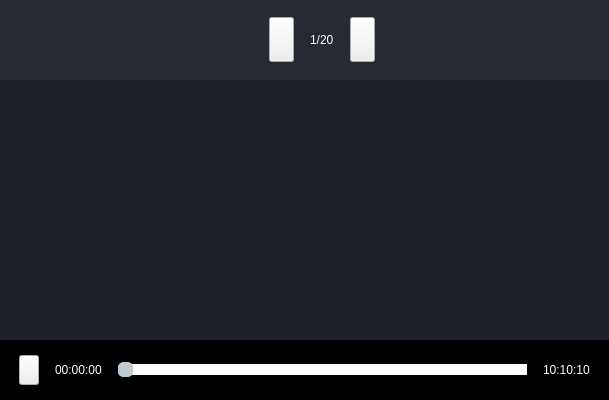
First picture: the form in widgets/viewer/videoplayer.ui, repository wyc15002105071/Recorder, before the edit.
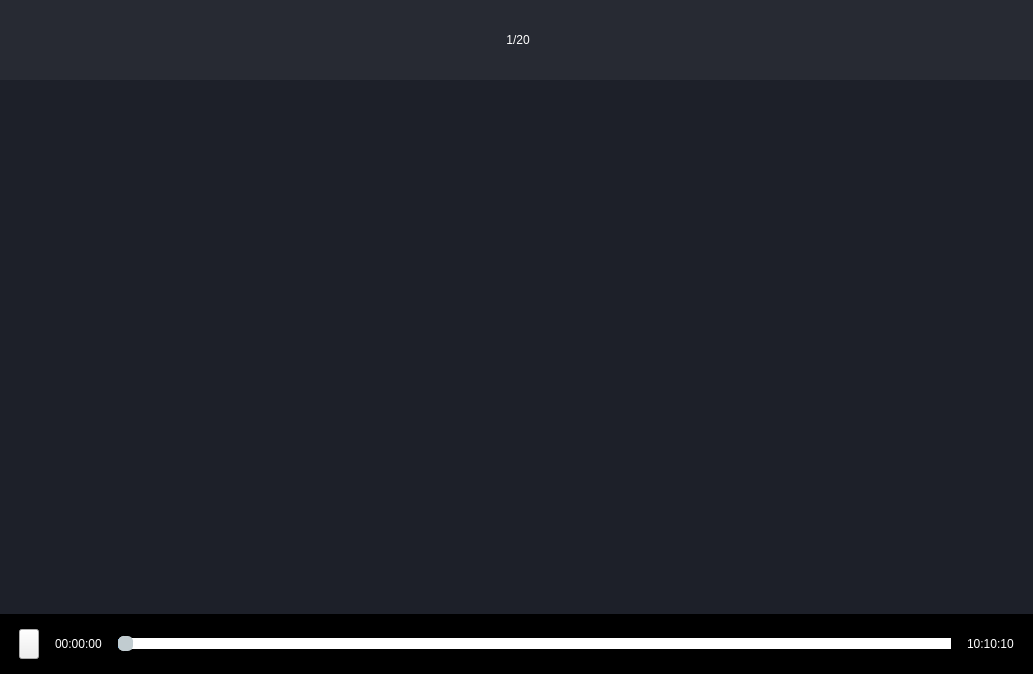
Second picture: the form after the edit. Icons and pictures are not drawn.

The edit to the form file:
```diff
--- a/widgets/viewer/videoplayer.ui
+++ b/widgets/viewer/videoplayer.ui
@@ -6,8 +6,8 @@
    <rect>
     <x>0</x>
     <y>0</y>
-    <width>609</width>
-    <height>400</height>
+    <width>1033</width>
+    <height>674</height>
    </rect>
   </property>
   <property name="windowTitle">
@@ -68,10 +68,14 @@
 }
 
 #last_btn {
-	border-image: url(:/resources/icons/last.png);
+   background-color: rgb(39, 42, 51);
+	border:none;
+	image: url(:/resources/icons/last.png);
 }
 #next_btn {
-	border-image: url(:/resources/icons/next.png);
+   background-color: rgb(39, 42, 51);
+	border:none;
+	image: url(:/resources/icons/next.png);
 }
 #label {
 	color: rgb(255, 255, 255);
@@ -128,14 +132,14 @@
         </property>
         <property name="minimumSize">
          <size>
-          <width>25</width>
-          <height>45</height>
+          <width>80</width>
+          <height>60</height>
          </size>
         </property>
         <property name="maximumSize">
          <size>
-          <width>25</width>
-          <height>45</height>
+          <width>80</width>
+          <height>60</height>
          </size>
         </property>
         <property name="text">
@@ -161,9 +165,18 @@
       </item>
       <item>
        <widget class="QLabel" name="label">
+        <property name="minimumSize">
+         <size>
+          <width>100</width>
+          <height>0</height>
+         </size>
+        </property>
         <property name="text">
          <string>1/20</string>
         </property>
+        <property name="alignment">
+         <set>Qt::AlignCenter</set>
+        </property>
        </widget>
       </item>
       <item>
@@ -192,14 +205,14 @@
         </property>
         <property name="minimumSize">
          <size>
-          <width>25</width>
-          <height>45</height>
+          <width>80</width>
+          <height>60</height>
          </size>
         </property>
         <property name="maximumSize">
          <size>
-          <width>25</width>
-          <height>45</height>
+          <width>80</width>
+          <height>60</height>
          </size>
         </property>
         <property name="text">
@@ -230,7 +243,7 @@
         </property>
         <property name="sizeHint" stdset="0">
          <size>
-          <width>48</width>
+          <width>80</width>
           <height>20</height>
          </size>
         </property>
```
